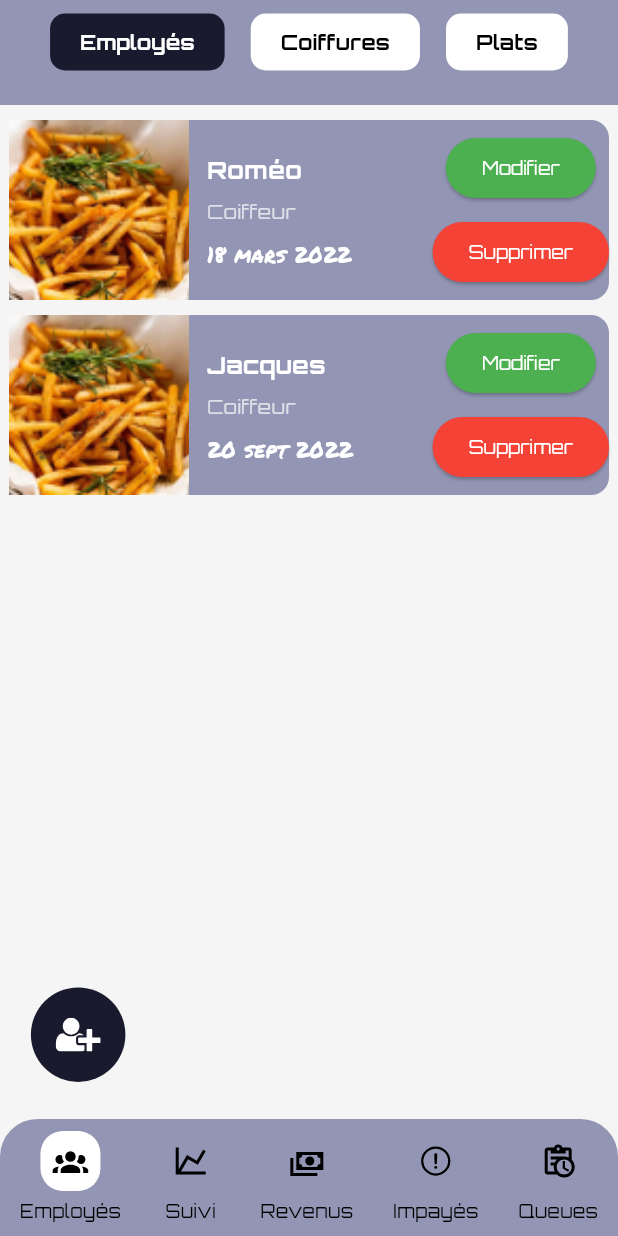
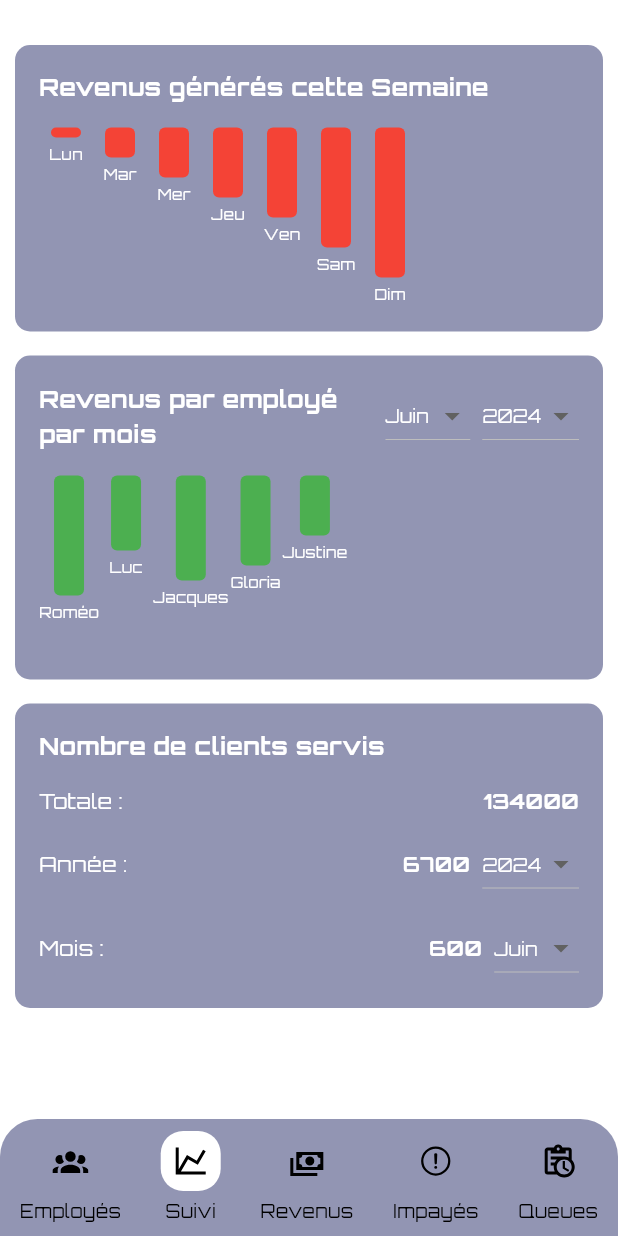
Before and after one commit to hdlcp/H.M-Admin, a Flutter app: the GestionEmployesScreen screen opened by its route, after a tap on "Coiffures", after a tap on "Plats", after a tap on "Suivi", on a phone screen of 412 x 824 dp. Run offline on Flutter 3.47's test engine with Material 3 defaults, Android fonts, the light colour scheme and no system bars; our stand-ins replace flutter_spinkit, flutter_svg; project files that could hold a hidden picture were left out.

Commit message:
deuxieme ecran admin presque ok

```diff
--- a/lib/app/app_routes.dart
+++ b/lib/app/app_routes.dart
@@ -1,19 +1,20 @@
 import 'package:flutter/material.dart';
 import '../screens/loading_screen.dart';
 import '../screens/welcome_screen.dart';
-import '../screens/connexion_screen.dart'; // Nouveau nom du fichier
+import '../screens/connexion_screen.dart';
 import '../screens/admin_home_screen.dart';
 import '../screens/caissiere_home_screen.dart';
 import '../screens/cuisiniere_home_screen.dart';
 import '../screens/choice_payment_screen.dart';
 import '../screens/resto_payment_screen.dart';
-import '../screens/details_commande_screen.dart'; // Ajouter ce fichier
-import '../screens/commande_fait_screen.dart'; // Ajouter ce fichier
-import '../screens/gestion_employes_screen.dart'; // L'écran Employés
+import '../screens/details_commande_screen.dart';
+import '../screens/commande_fait_screen.dart';
+import '../screens/gestion_employes_screen.dart';
 import '../screens/suivi_screen.dart'; // L'écran Suivi
 import '../screens/revenus_screen.dart'; // L'écran Revenus
 import '../screens/impayes_screen.dart'; // L'écran Impayés
 import '../screens/queues_screen.dart'; // L'écran Queues
+import '../screens/ajout_globale_screen.dart';
 
 class AppRoutes {
   // Définition des constantes de routes
@@ -34,6 +35,7 @@ class AppRoutes {
   static const String revenusScreen = '/revenusScreen';
   static const String impayesScreen = '/impayesScreen';
   static const String queuesScreen = '/queuesScreen';
+  static const String ajoutGlobale = '/ajoutGlobale';
 
   // Gestionnaire des routes
   static Route<dynamic> generateRoute(RouteSettings settings) {
@@ -92,7 +94,7 @@ class AppRoutes {
         );
 
       case suiviScreen:
-      //  return MaterialPageRoute(builder: (_) => SuiviScreen());
+        return MaterialPageRoute(builder: (_) => SuiviScreen());
       case revenusScreen:
       //return MaterialPageRoute(builder: (_) => RevenusScreen());
       case impayesScreen:
@@ -101,6 +103,8 @@ class AppRoutes {
       //  return MaterialPageRoute(builder: (_) => QueuesScreen());
       case gestionEmployesScreen:
         return MaterialPageRoute(builder: (_) => GestionEmployesScreen());
+      case ajoutGlobale:
+        return MaterialPageRoute(builder: (_) => AjoutGlobaleScreen());
 
       default:
         return MaterialPageRoute(
--- a/lib/screens/gestion_employes_screen.dart
+++ b/lib/screens/gestion_employes_screen.dart
@@ -1,6 +1,7 @@
 import 'package:flutter/material.dart';
 import '../screens/custom_tab_bar.dart';
 import 'package:flutter_svg/flutter_svg.dart';
+import '../app/app_routes.dart';
 
 class GestionEmployesScreen extends StatefulWidget {
   const GestionEmployesScreen({Key? key}) : super(key: key);
@@ -149,7 +150,7 @@ class _GestionEmployesScreenState extends State<GestionEmployesScreen>
                 0.05, // Position horizontale totalement à gauche
             child: GestureDetector(
               onTap: () {
-                Navigator.pushNamed(context, '/addItemPage');
+                Navigator.pushNamed(context, AppRoutes.ajoutGlobale);
               },
               child: Container(
                 width: 63, // Diamètre du bouton
--- a/lib/screens/suivi_screen.dart
+++ b/lib/screens/suivi_screen.dart
@@ -0,0 +1,302 @@
+import 'package:flutter/material.dart';
+import '../screens/custom_tab_bar.dart';
+
+class SuiviScreen extends StatelessWidget {
+  SuiviScreen({Key? key}) : super(key: key);
+
+  final List<String> days = ['Lun', 'Mar', 'Mer', 'Jeu', 'Ven', 'Sam', 'Dim'];
+  final List<double> weeklyRevenue = [10, 30, 50, 70, 90, 120, 150];
+
+  final List<String> employees = [
+    'Roméo',
+    'Luc',
+    'Jacques',
+    'Gloria',
+    'Justine'
+  ];
+  final List<double> employeeRevenue = [80, 50, 70, 60, 40];
+
+  @override
+  Widget build(BuildContext context) {
+    return Scaffold(
+      backgroundColor: Colors.white, // Fond blanc
+      body: SingleChildScrollView(
+        child: Padding(
+          padding:
+              const EdgeInsets.only(top: 30, bottom: 10, left: 10, right: 10.0),
+          child: Column(
+            children: [
+              // Première boîte : Revenus générés cette semaine
+              _buildGraphBox(
+                context,
+                title: "Revenus générés cette Semaine",
+                graph: _buildLineChart(days, weeklyRevenue),
+              ),
+
+              const SizedBox(height: 16),
+
+              // Deuxième boîte : Revenus par employé
+              _buildGraphBox(
+                context,
+                title: "Revenus par employé par mois",
+                graph: _buildBarChart(employees, employeeRevenue),
+                actions: Row(
+                  mainAxisAlignment: MainAxisAlignment.end,
+                  children: [
+                    _buildDropdown(context, "Juin", ["Juin", "Mai", "Avril"]),
+                    const SizedBox(width: 8),
+                    _buildDropdown(context, "2024", ["2024", "2023", "2022"]),
+                  ],
+                ),
+              ),
+
+              const SizedBox(height: 16),
+
+              // Troisième boîte : Nombre de clients servis
+              _buildGraphBox(
+                context,
+                title: "Nombre de clients servis",
+                graph: _buildStats(context),
+              ),
+            ],
+          ),
+        ),
+      ),
+      // TabBar
+      bottomNavigationBar: const CustomTabBar(currentIndex: 1),
+    );
+  }
+
+  Widget _buildGraphBox(
+    BuildContext context, {
+    required String title,
+    required Widget graph,
+    Widget? actions,
+  }) {
+    return Container(
+      padding: const EdgeInsets.all(16.0),
+      decoration: BoxDecoration(
+        color: const Color(0xFF9295B3),
+        borderRadius: BorderRadius.circular(10),
+      ),
+      child: Column(
+        crossAxisAlignment: CrossAxisAlignment.start,
+        children: [
+          // Titre et actions
+          Row(
+            mainAxisAlignment: MainAxisAlignment.spaceBetween,
+            children: [
+              Expanded(
+                child: Text(
+                  title,
+                  style: const TextStyle(
+                    fontFamily: 'Orbitron',
+                    fontSize: 16,
+                    fontWeight: FontWeight.bold,
+                    color: Colors.white,
+                  ),
+                ),
+              ),
+              if (actions != null) actions,
+            ],
+          ),
+          const SizedBox(height: 16),
+          // Graphique
+          graph,
+        ],
+      ),
+    );
+  }
+
+  Widget _buildLineChart(List<String> labels, List<double> data) {
+    return SizedBox(
+      height: 120,
+      child: ListView.builder(
+        scrollDirection: Axis.horizontal,
+        itemCount: labels.length,
+        itemBuilder: (context, index) {
+          final barHeight =
+              data[index] / 150 * 100; // Proportion pour éviter débordement
+          return Column(
+            children: [
+              Container(
+                height: barHeight,
+                width: 20,
+                margin: const EdgeInsets.symmetric(horizontal: 8),
+                decoration: BoxDecoration(
+                  color: Colors.red,
+                  borderRadius: BorderRadius.circular(4),
+                ),
+              ),
+              const SizedBox(height: 4),
+              Text(
+                labels[index],
+                style: const TextStyle(
+                  fontFamily: 'Orbitron',
+                  fontSize: 10,
+                  color: Colors.white,
+                ),
+              ),
+            ],
+          );
+        },
+      ),
+    );
+  }
+
+  Widget _buildBarChart(List<String> labels, List<double> data) {
+    return SizedBox(
+      height: 120,
+      child: ListView.builder(
+        scrollDirection: Axis.horizontal,
+        itemCount: labels.length,
+        itemBuilder: (context, index) {
+          final barHeight =
+              data[index] / 100 * 100; // Proportion pour éviter débordement
+          return Column(
+            children: [
+              Container(
+                height: barHeight,
+                width: 20,
+                margin: const EdgeInsets.symmetric(horizontal: 8),
+                decoration: BoxDecoration(
+                  color: Colors.green,
+                  borderRadius: BorderRadius.circular(4),
+                ),
+              ),
+              const SizedBox(height: 4),
+              Text(
+                labels[index],
+                style: const TextStyle(
+                  fontFamily: 'Orbitron',
+                  fontSize: 10,
+                  color: Colors.white,
+                ),
+              ),
+            ],
+          );
+        },
+      ),
+    );
+  }
+
+  Widget _buildStats(BuildContext context) {
+    return Column(
+      crossAxisAlignment: CrossAxisAlignment.start,
+      children: [
+        _buildStatRow("Totale :", "134000"),
+        const SizedBox(height: 8),
+        _buildStatRow("Année :", "6700",
+            action: _buildDropdown(context, "2024", ["2024", "2023", "2022"])),
+        const SizedBox(height: 8),
+        _buildStatRow("Mois :", "600",
+            action: _buildDropdown(context, "Juin", ["Juin", "Mai", "Avril"])),
+      ],
+    );
+  }
+
+  Widget _buildStatRow(String label, String value, {Widget? action}) {
+    return Row(
+      mainAxisAlignment: MainAxisAlignment.spaceBetween,
+      children: [
+        Text(
+          label,
+          style: const TextStyle(
+            fontFamily: 'Orbitron',
+            fontSize: 14,
+            color: Colors.white,
+          ),
+        ),
+        Row(
+          children: [
+            Text(
+              value,
+              style: const TextStyle(
+                fontFamily: 'Orbitron',
+                fontSize: 14,
+                fontWeight: FontWeight.bold,
+                color: Colors.white,
+              ),
+            ),
+            if (action != null) ...[const SizedBox(width: 8), action],
+          ],
+        ),
+      ],
+    );
+  }
+
+  Widget _buildDropdown(
+      BuildContext context, String value, List<String> items) {
+    return DropdownButton<String>(
+      dropdownColor: const Color(0xFF9295B3),
+      value: value,
+      items: items
+          .map(
+            (item) => DropdownMenuItem(
+              value: item,
+              child: Text(
+                item,
+                style: const TextStyle(
+                  fontFamily: 'Orbitron',
+                  fontSize: 12,
+                  color: Colors.white,
+                ),
+              ),
+            ),
+          )
+          .toList(),
+      onChanged: (newValue) {
+        _showConfirmationDialog(
+            context, "Confirmation", "Vous avez sélectionné $newValue.");
+      },
+    );
+  }
+
+  void _showConfirmationDialog(
+      BuildContext context, String title, String content) {
+    showDialog(
+      context: context,
+      builder: (context) => AlertDialog(
+        shape: RoundedRectangleBorder(
+          borderRadius: BorderRadius.circular(15),
+        ),
+        title: Text(
+          title,
+          style: const TextStyle(
+            fontFamily: 'Orbitron',
+            fontSize: 18,
+            fontWeight: FontWeight.bold,
+          ),
+        ),
+        content: Text(
+          content,
+          style: const TextStyle(
+            fontFamily: 'Orbitron',
+            fontSize: 14,
+          ),
+        ),
+        actions: [
+          Center(
+            child: ElevatedButton(
+              style: ElevatedButton.styleFrom(
+                backgroundColor: const Color(0xFF191A2D),
+                shape: RoundedRectangleBorder(
+                  borderRadius: BorderRadius.circular(10),
+                ),
+              ),
+              onPressed: () => Navigator.pop(context),
+              child: const Text(
+                "OK",
+                style: TextStyle(
+                  fontFamily: 'Orbitron',
+                  fontSize: 14,
+                  color: Colors.white,
+                ),
+              ),
+            ),
+          ),
+        ],
+      ),
+    );
+  }
+}
```
Also changed, not shown: lib/screens/ajout_globale_screen.dart (added, +370 -0 lines), pubspec.yaml (+6 -1 lines), pubspec.lock, 2 other files.
